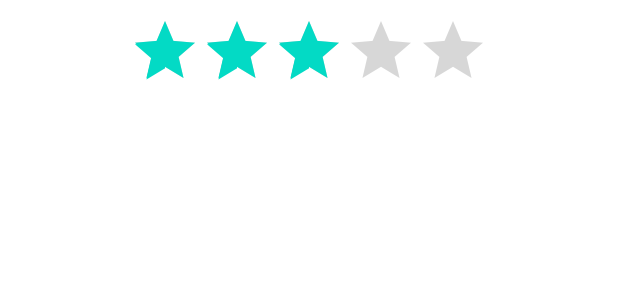
After one commit to ridkeim/AlertDialogExample, an Android app: the layout rating_bar.xml on its own in the app's theme, with its tools: preview values and no code run, on a phone screen of 412 x 824 dp. The commit adds this screen. Shown: the top 300 px of the screen. Run offline under Robolectric (Android 15) with nearby library versions, the phone set to English and light mode, and no system bars.

Commit message:
реализован MyRatingBarDialogFragment.kt

```diff
--- /dev/null
+++ b/app/src/main/res/layout/rating_bar.xml
@@ -0,0 +1,18 @@
+<?xml version="1.0" encoding="utf-8"?>
+<LinearLayout xmlns:android="http://schemas.android.com/apk/res/android"
+    android:orientation="vertical" android:layout_width="match_parent"
+    android:layout_height="match_parent">
+    <RatingBar
+        android:id="@+id/rating_bar"
+        android:layout_width="wrap_content"
+        android:layout_height="wrap_content"
+        android:layout_gravity="center"
+        android:layout_marginBottom="10dp"
+        android:layout_marginTop="10dp"
+        android:clickable="true"
+        android:isIndicator="false"
+        android:numStars="5"
+        android:rating="3"
+        android:stepSize="0.5"
+        android:focusable="true" />
+</LinearLayout>
--- a/app/src/main/res/values/strings.xml
+++ b/app/src/main/res/values/strings.xml
@@ -23,4 +23,6 @@
     <string name="alert_dialog_you_choose_text">Ты выбрал: %s</string>
     <string name="username">Имя пользователя</string>
     <string name="password">пароль</string>
+    <string name="rating_message">Оцените приложение</string>
+    <string name="rating_title">Важно!</string>
 </resources>
```
Also changed, not shown: app/src/main/java/ru/ridkeim/alertdialogexample/MyRatingDialogFragment.kt (+26 -0 lines).
